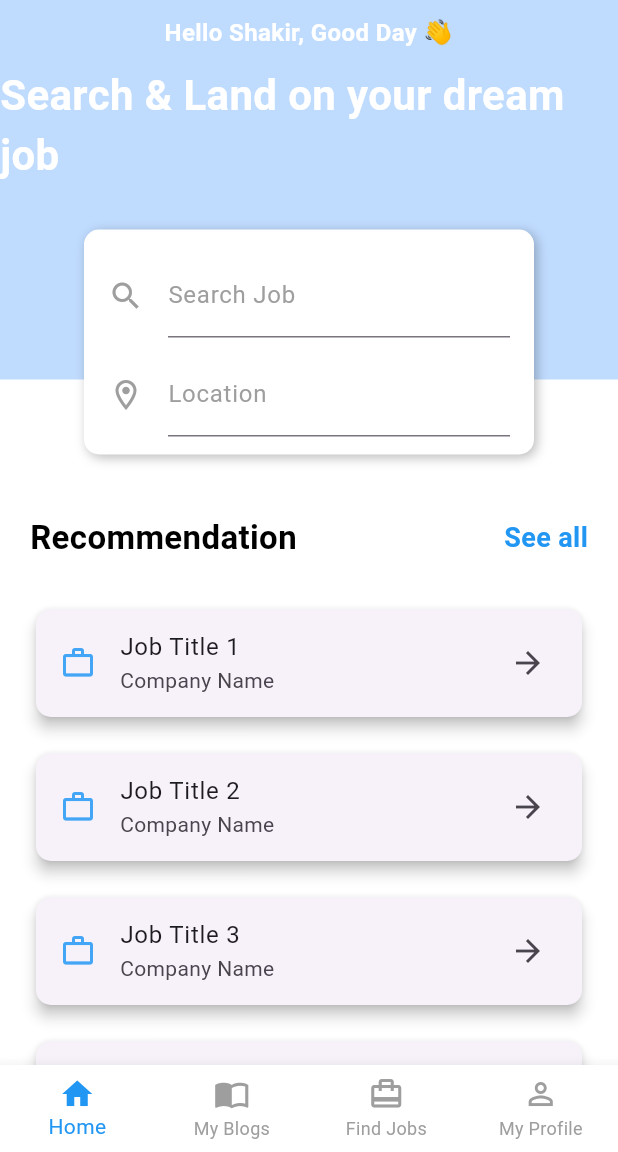
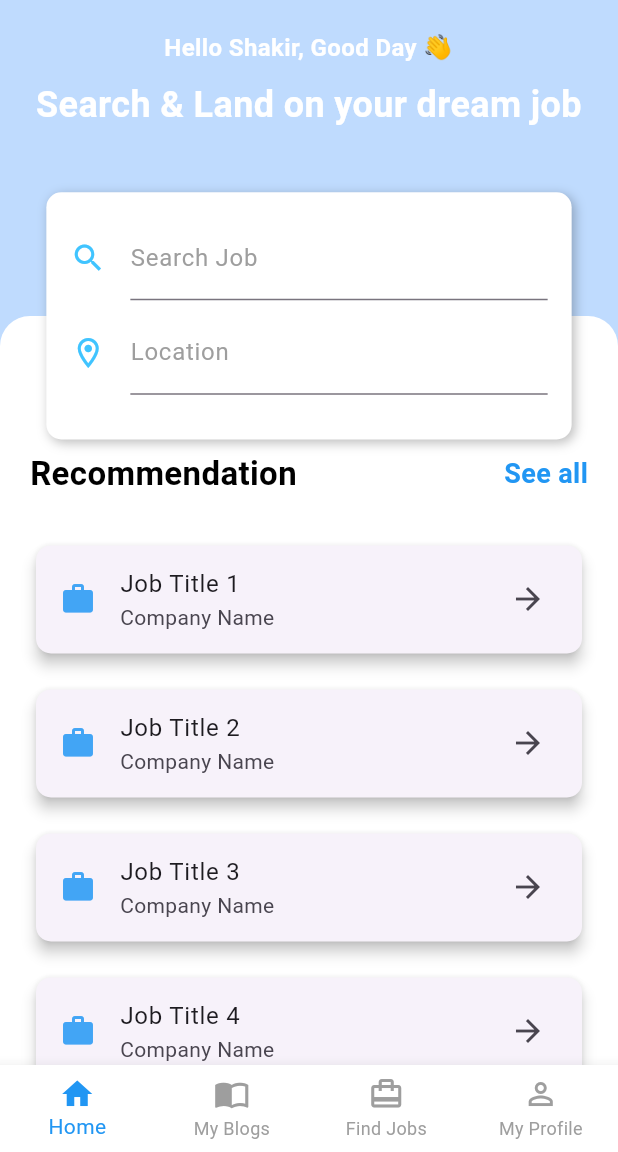
Before and after one commit to Praveen919/Second_Job_Search, a Flutter app: the screen it shows after launch, on a phone screen of 412 x 824 dp, the part 84-1236 px from its top. Run offline on Flutter 3.47's test engine with Material 3 defaults, Android fonts, the phone set to English and light mode, and no system bars; our stand-ins replace font_awesome_flutter.

Commit message:
Update home_page.dart

```diff
--- a/lib/screens/Bottom_navigation/home_page.dart
+++ b/lib/screens/Bottom_navigation/home_page.dart
@@ -5,38 +5,55 @@ class HomePage extends StatelessWidget {
 
   @override
   Widget build(BuildContext context) {
-    return SingleChildScrollView(
+    final screenHeight = MediaQuery.of(context).size.height;
+    final screenWidth = MediaQuery.of(context).size.width;
+
+    return Scaffold(
+      backgroundColor:  Color(0xFFBFDBFE),
+      body: SingleChildScrollView(
         child: Center(
           child: Column(
             children: [
-            const SizedBox(height: 10),
-            const Text(
+              const SizedBox(height: 20),
+              const Center(
+              child: Text(
                 "Hello Shakir, Good Day 👋",
+                textAlign: TextAlign.center,
                 style: TextStyle(
                   color: Colors.white,
                   fontSize: 16,
                   fontWeight: FontWeight.bold,
                 ),
               ),
+              ),
               const SizedBox(height: 10),
-            const Text(
+              const Center(
+                child: Text(
                   "Search & Land on your dream job",
+                  textAlign: TextAlign.center,
                   style: TextStyle(
                     color: Colors.white,
-                fontSize: 28,
+                    fontSize: 24,
                     fontWeight: FontWeight.bold,
                   ),
                 ),
-            const SizedBox(height: 30),
+              ),
+              SizedBox(height: screenHeight * 0.05),
               Stack(
                 alignment: Alignment.topCenter,
                 children: [
+                  // White container for recommendations
                   Container(
+                    margin: EdgeInsets.only(top: screenHeight * 0.1),
+                    width: double.infinity,
+                    decoration: const BoxDecoration(
                       color: Colors.white,
-                  margin: const EdgeInsets.fromLTRB(0, 100, 0, 0),
-                  width: double.maxFinite,
+                      borderRadius: BorderRadius.vertical(
+                        top: Radius.circular(20),
+                      ),
+                    ),
                     child: Padding(
-                    padding: const EdgeInsets.fromLTRB(20, 90.0, 20, 20),
+                      padding: const EdgeInsets.fromLTRB(20, 90, 20, 20),
                       child: Column(
                         crossAxisAlignment: CrossAxisAlignment.start,
                         children: [
@@ -74,8 +91,7 @@ class HomePage extends StatelessWidget {
                             itemCount: 5, // Number of items
                             itemBuilder: (context, index) {
                               return Padding(
-                              padding:
-                                  const EdgeInsets.symmetric(vertical: 8.0),
+                                padding: const EdgeInsets.symmetric(vertical: 8.0),
                                 child: Card(
                                   elevation: 4,
                                   shape: RoundedRectangleBorder(
@@ -83,7 +99,7 @@ class HomePage extends StatelessWidget {
                                   ),
                                   child: ListTile(
                                     leading: Icon(
-                                    Icons.work_outline,
+                                      Icons.work,
                                       color: Colors.blue.shade400,
                                     ),
                                     title: Text("Job Title ${index + 1}"),
@@ -101,38 +117,39 @@ class HomePage extends StatelessWidget {
                       ),
                     ),
                   ),
+                  // Search Box Container
                   Container(
-                  width: 300,
-                  height: 150,
-                  decoration: const BoxDecoration(
+                    width: screenWidth * 0.85,
+                    height: screenHeight * 0.2,
+                    decoration: BoxDecoration(
                       color: Colors.white,
-                    borderRadius: BorderRadius.all(Radius.circular(10)),
+                      borderRadius: BorderRadius.circular(10),
                       boxShadow: [
                         BoxShadow(
                           color: Colors.black26,
                           blurRadius: 6,
-                        offset: Offset(2, 2),
+                          offset: const Offset(2, 2),
                         ),
                       ],
                     ),
-                  child: const Padding(
-                    padding: EdgeInsets.all(16.0),
+                    child: Padding(
+                      padding: const EdgeInsets.all(16.0),
                       child: Column(
                         crossAxisAlignment: CrossAxisAlignment.start,
                         children: [
-                        TextField(
+                          const TextField(
                             decoration: InputDecoration(
                               icon: Icon(Icons.search),
-                            iconColor: Colors.grey,
+                              iconColor: Colors.lightBlueAccent,
                               labelText: "Search Job",
                               labelStyle: TextStyle(color: Colors.grey),
                             ),
                           ),
-                        SizedBox(height: 10),
-                        TextField(
+                          const SizedBox(height: 7),
+                          const TextField(
                             decoration: InputDecoration(
                               icon: Icon(Icons.room_outlined),
-                            iconColor: Colors.grey,
+                              iconColor: Colors.lightBlueAccent,
                               labelText: "Location",
                               labelStyle: TextStyle(color: Colors.grey),
                             ),
@@ -146,6 +163,7 @@ class HomePage extends StatelessWidget {
             ],
           ),
         ),
+      ),
     );
   }
 }
```
Lines whose indentation alone changed are shown as unchanged.
